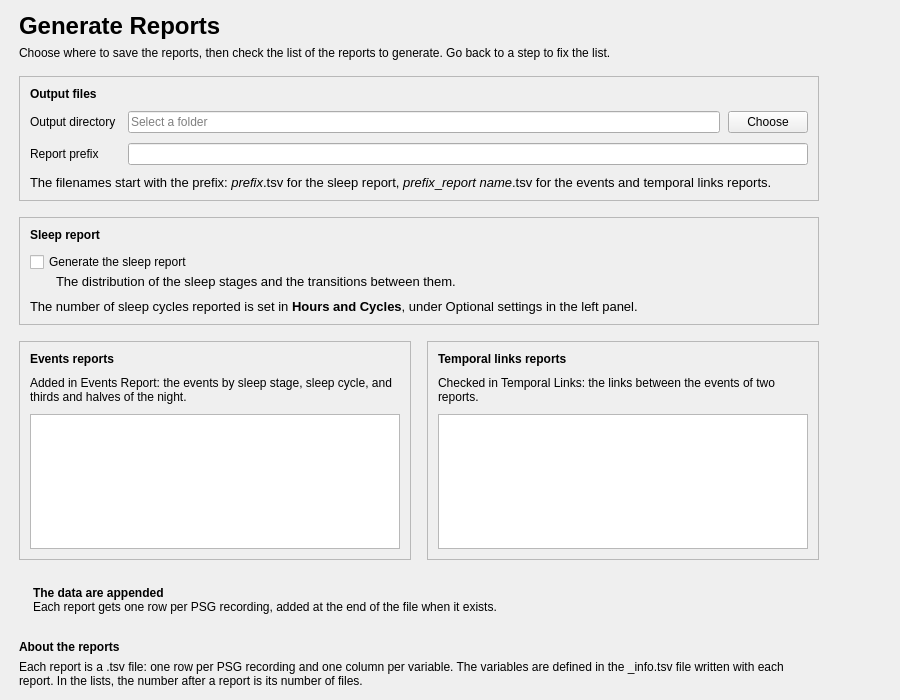
Above: tools/CEAMSTools/SleepReport/GenerateReportStep/Ui_GenerateReportStep.ui from SnoozToolbox/snooz-package-ceams before the change. Below: the same form after it.
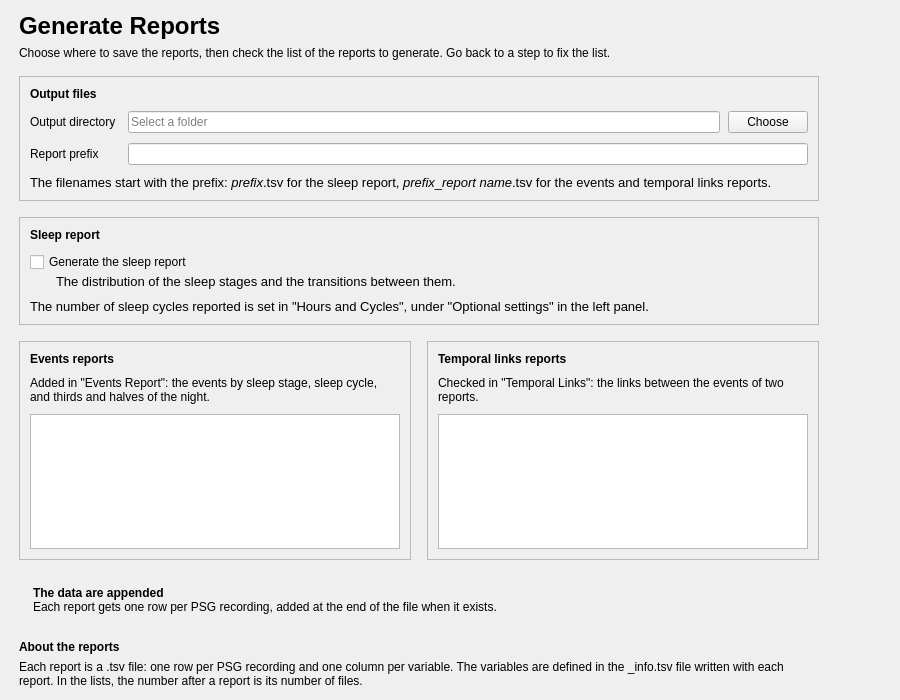
That is the form after the change.

Patch:
```diff
--- a/tools/CEAMSTools/SleepReport/GenerateReportStep/Ui_GenerateReportStep.ui
+++ b/tools/CEAMSTools/SleepReport/GenerateReportStep/Ui_GenerateReportStep.ui
@@ -304,10 +304,7 @@
               </font>
              </property>
              <property name="text">
-              <string>The number of sleep cycles reported is set in &lt;b&gt;Hours and Cycles&lt;/b&gt;, under Optional settings in the left panel.</string>
-             </property>
-             <property name="textFormat">
-              <enum>Qt::TextFormat::RichText</enum>
+              <string>The number of sleep cycles reported is set in "Hours and Cycles", under "Optional settings" in the left panel.</string>
              </property>
              <property name="wordWrap">
               <bool>true</bool>
@@ -364,7 +361,7 @@
              <item>
               <widget class="QLabel" name="events_list_label">
                <property name="text">
-                <string>Added in Events Report: the events by sleep stage, sleep cycle, and thirds and halves of the night.</string>
+                <string>Added in "Events Report": the events by sleep stage, sleep cycle, and thirds and halves of the night.</string>
                </property>
                <property name="wordWrap">
                 <bool>true</bool>
@@ -426,7 +423,7 @@
              <item>
               <widget class="QLabel" name="links_list_label">
                <property name="text">
-                <string>Checked in Temporal Links: the links between the events of two reports.</string>
+                <string>Checked in "Temporal Links": the links between the events of two reports.</string>
                </property>
                <property name="wordWrap">
                 <bool>true</bool>
```
